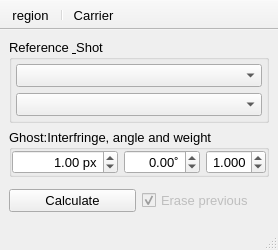
This is plugins/Ghost_fringes/Ghost_fringes.ui in NeutrinoToolkit/Neutrino as Qt 5 draws it before an edit. The edited form follows.
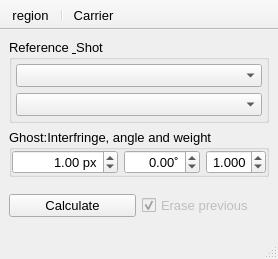
This is the edited form. Icons and pictures are not drawn.

The edit to the form file:
```diff
--- a/plugins/Ghost_fringes/Ghost_fringes.ui
+++ b/plugins/Ghost_fringes/Ghost_fringes.ui
@@ -7,7 +7,7 @@
     <x>0</x>
     <y>0</y>
     <width>278</width>
-    <height>250</height>
+    <height>259</height>
    </rect>
   </property>
   <property name="font">
```
Left out of the diff: 8 changed lines with no effect on the pictures.
